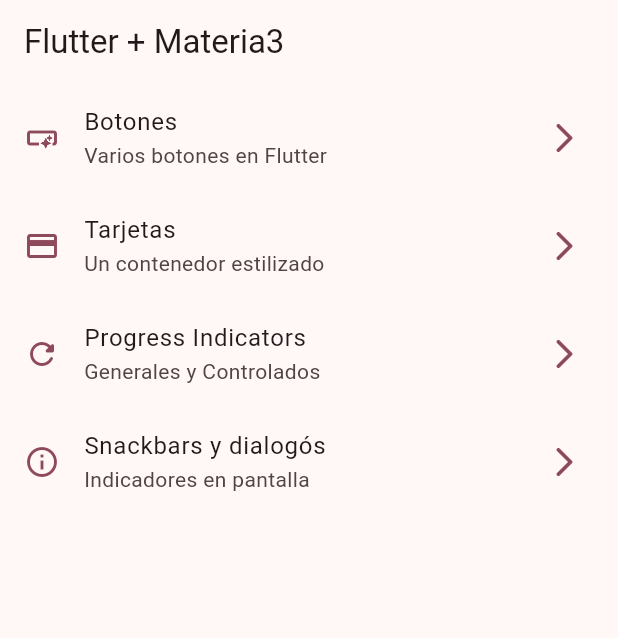
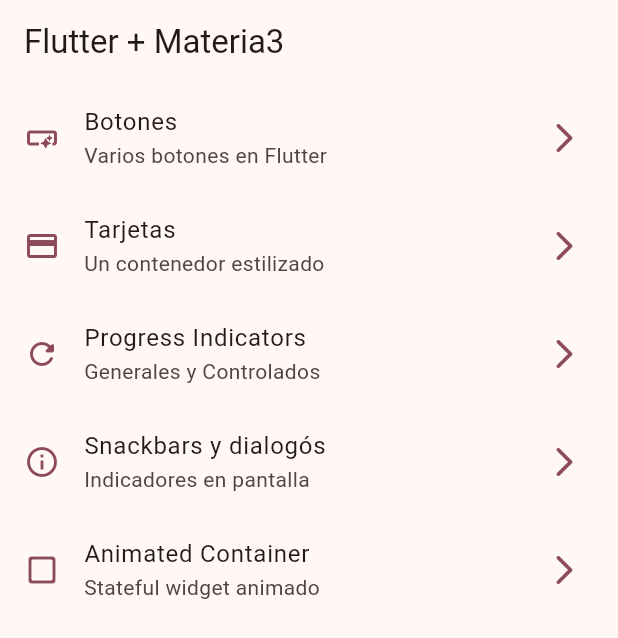
Before and after one commit to FBecerra2/widget_app, a Flutter app: the screen it shows after launch, on a phone screen of 412 x 824 dp. Shown: the top 638 px of the screen. Run offline on Flutter 3.47's test engine with Material 2 defaults, Android fonts, the phone set to English and light mode, and no system bars; our stand-ins replace go_router.

Commit message:
Animated container finished

```diff
--- a/lib/config/menu/menu_items.dart
+++ b/lib/config/menu/menu_items.dart
@@ -33,5 +33,10 @@ const appMenuItems = <MenuItem>[
       title: 'Snackbars y dialogós',
       subTitle: 'Indicadores en pantalla',
       link: '/snackbar',
-      icon: Icons.info_outline)
+      icon: Icons.info_outline),
+  MenuItem(
+      title: 'Animated Container',
+      subTitle: 'Stateful widget animado',
+      link: '/animated',
+      icon: Icons.check_box_outline_blank_rounded)
 ];
--- a/lib/config/router/app_router.dart
+++ b/lib/config/router/app_router.dart
@@ -27,5 +27,10 @@ final appRouter = GoRouter(
       name: SnackbarScreen.name,
       builder: (context, state) => const SnackbarScreen(),
     ),
+    GoRoute(
+      path: '/animated',
+      name: AnimatedScreen.name,
+      builder: (context, state) => const AnimatedScreen(),
+    ),
   ],
 );
--- a/lib/presentation/screen/progress/progress_screen.dart
+++ b/lib/presentation/screen/progress/progress_screen.dart
@@ -1,7 +1,7 @@
 import 'package:flutter/material.dart';
 
 class ProgressScreen extends StatelessWidget {
-  static const name = 'animated_screen';
+  static const name = 'progress_screen';
   const ProgressScreen({super.key});
 
   @override
```
Also changed, not shown: lib/presentation/screen/animated/animated_screen.dart (+46 -2 lines).
